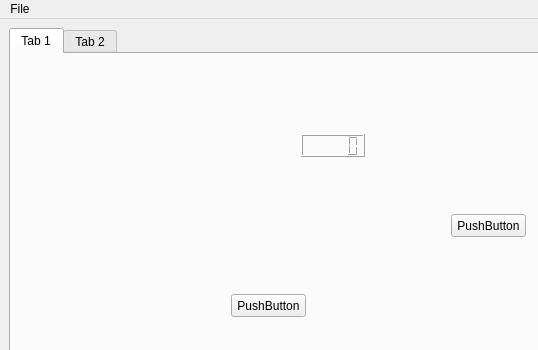
JakubBurczyk/Evolutionary_PID_Tuner, file uis/GUI_v1.ui: the form before one commit; both pictures show x 0 to 538 and y 0 to 350 of the 828 by 609 pixel window.
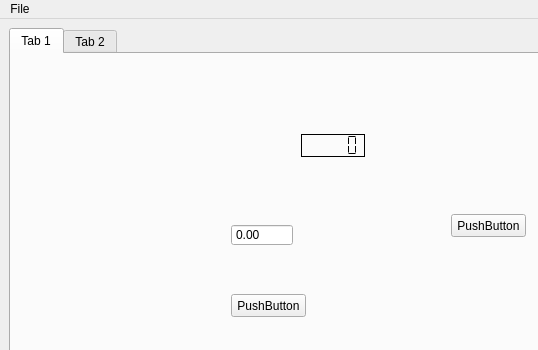
The form after the commit.

Diff of the .ui file:
```diff
--- a/uis/GUI_v1.ui
+++ b/uis/GUI_v1.ui
@@ -59,6 +59,28 @@
           <height>23</height>
          </rect>
         </property>
+        <property name="frameShape">
+         <enum>QFrame::Box</enum>
+        </property>
+        <property name="frameShadow">
+         <enum>QFrame::Plain</enum>
+        </property>
+        <property name="segmentStyle">
+         <enum>QLCDNumber::Flat</enum>
+        </property>
+       </widget>
+       <widget class="QDoubleSpinBox" name="doubleSpinBox">
+        <property name="geometry">
+         <rect>
+          <x>220</x>
+          <y>170</y>
+          <width>62</width>
+          <height>22</height>
+         </rect>
+        </property>
+        <property name="buttonSymbols">
+         <enum>QAbstractSpinBox::NoButtons</enum>
+        </property>
        </widget>
       </widget>
       <widget class="QWidget" name="tab_2">
```
